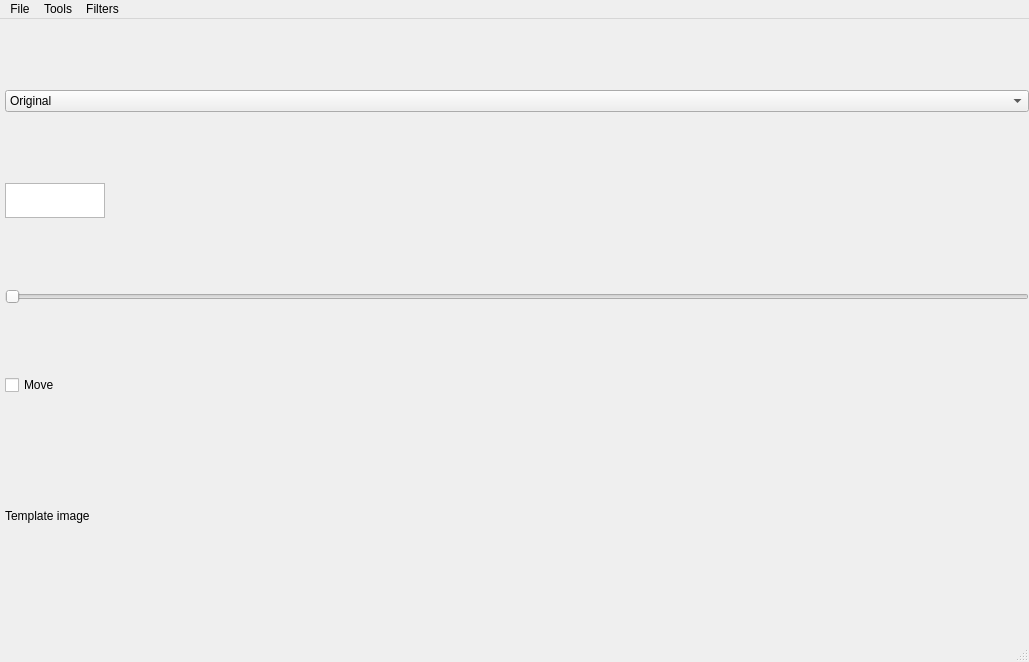
ba50/nanobeam_electron_diffraction, file gui_template.ui: the form before one commit.
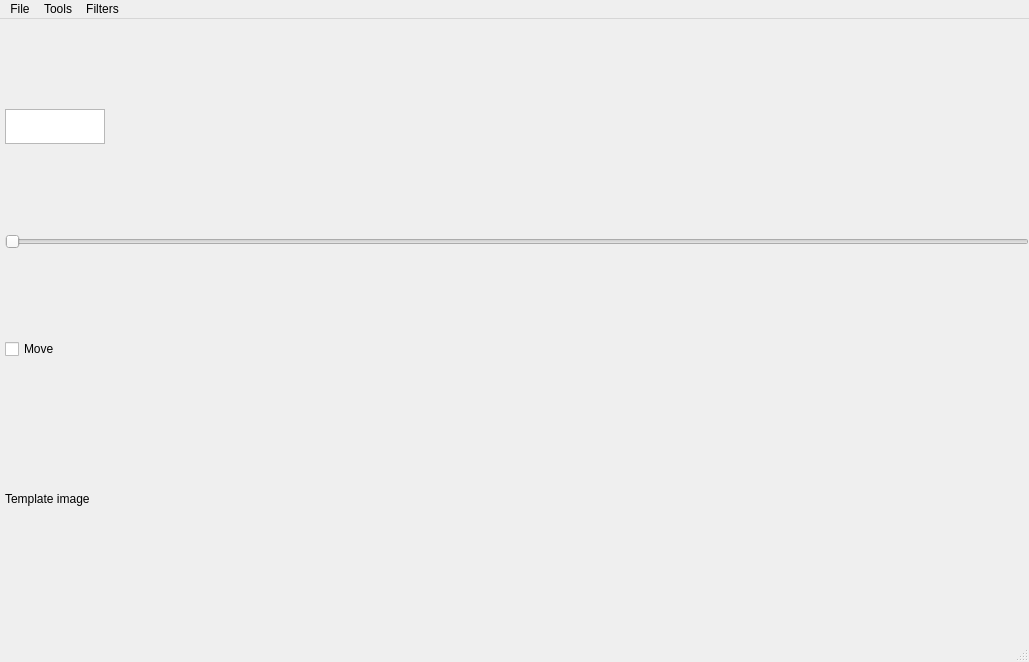
The form after the commit.

Diff of the .ui file:
```diff
--- a/gui_template.ui
+++ b/gui_template.ui
@@ -40,22 +40,13 @@
      <number>0</number>
     </property>
     <item>
-     <layout class="QVBoxLayout" name="verticalLayout" stretch="0,0,0,0,0">
+     <layout class="QVBoxLayout" name="verticalLayout" stretch="0,0,0,0">
       <property name="spacing">
        <number>0</number>
       </property>
       <property name="sizeConstraint">
        <enum>QLayout::SetDefaultConstraint</enum>
       </property>
-      <item>
-       <widget class="QComboBox" name="image_series">
-        <item>
-         <property name="text">
-          <string>Original</string>
-         </property>
-        </item>
-       </widget>
-      </item>
       <item>
        <widget class="QTextBrowser" name="curr_image_name">
         <property name="maximumSize">
```
